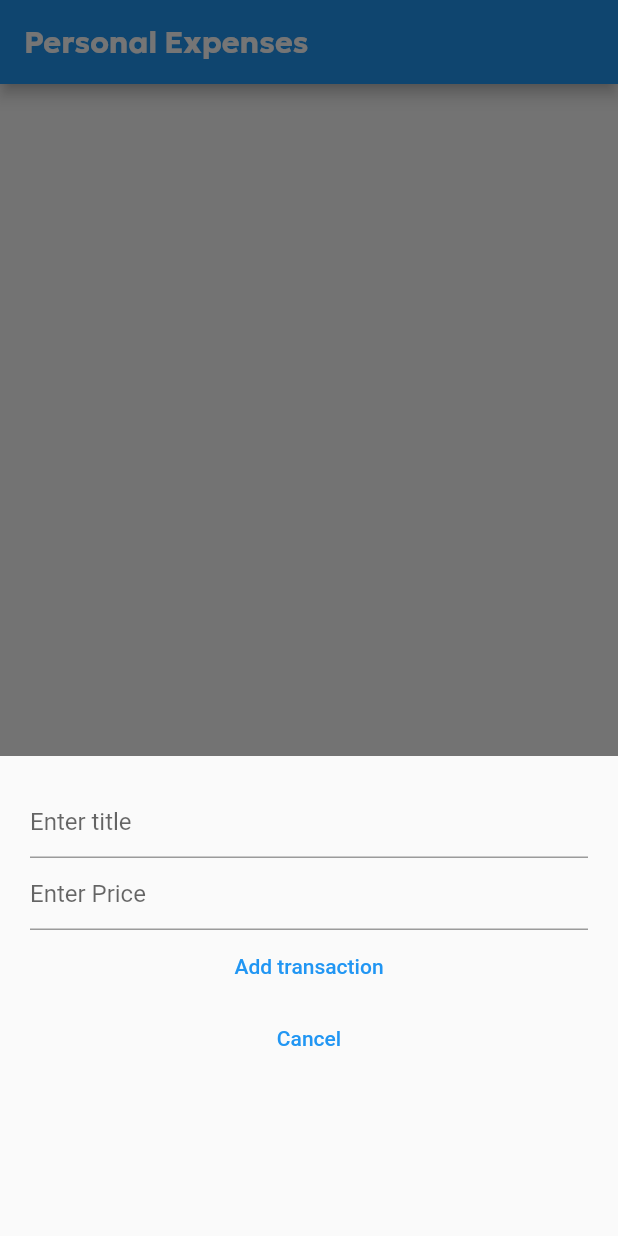
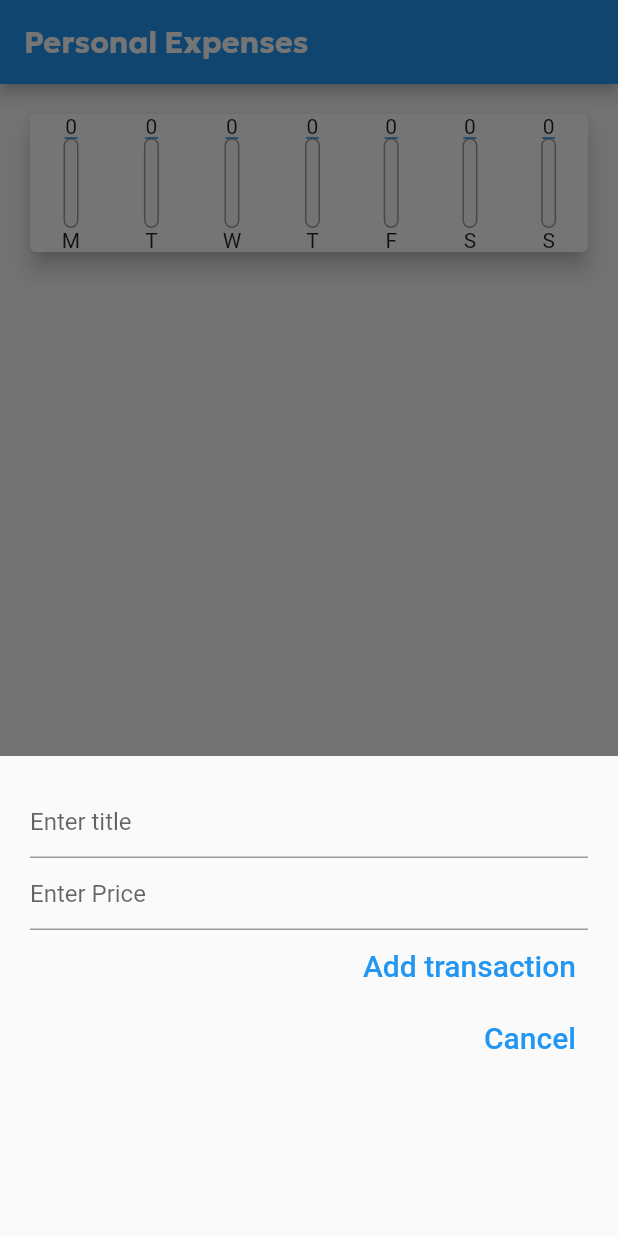
Before and after one commit to 420saqi/personal-Expenses-app, a Flutter app: the screen it shows after launch, after a tap on the "add" icon, on a phone screen of 412 x 824 dp. Run offline on Flutter 3.47's test engine with Material 2 defaults, Android fonts, the phone set to English and light mode, and no system bars.

Commit message:
/final personal Expenses App

```diff
--- a/lib/Widgets/chart.dart
+++ b/lib/Widgets/chart.dart
@@ -1,41 +1,57 @@
 import 'package:flutter/material.dart';
 import 'package:intl/intl.dart';
-import 'package:personalexpenses/Models/model-class.dart';
+import 'package:personalexpenses/Widgets/chart_bar.dart';
 
 class ChartBars extends StatelessWidget {
+  final List
+      recentTransactions; // i removved the <Transaction> from List<Transactions>
 
-  final List<Transaction> recentTransactions;
+  const ChartBars({super.key, required this.recentTransactions});
 
+  List<Map<String, Object>> get groupedTransactionValue {
+    return List.generate(7, (index) {
+      final weekDay = DateTime.now().subtract(Duration(days: index));
+      double totalSum = 0.0;
+      for (int i = 0; i < recentTransactions.length; i++) {
+        if (recentTransactions[i].dateTime.day == weekDay.day &&
+            recentTransactions[i].dateTime.month == weekDay.month &&
+            recentTransactions[i].dateTime.year == weekDay.year) {
+          totalSum += recentTransactions[i].amount;
+        }
+      }
 
-  ChartBars({required this.recentTransactions});
+      return {
+        'day': DateFormat.E()
+            .format(weekDay)
+            .substring(0, 1), // will get initial of Day like M,T,W
+        'amount': totalSum,
+      };
+    }).reversed.toList();
+  }
 
-  List<Map<String,Object>> get groupedTransactionValue{
-    return List.generate(7, (index){
-     final weekDay = DateTime.now().subtract(Duration(days: index));
-    double totalSum=0.0;
-    for(int i=0; i<recentTransactions.length; i++){
-      if(recentTransactions[i].dateTime.day == weekDay.day
-          &&recentTransactions[i].dateTime.month==weekDay.month
-          && recentTransactions[i].dateTime.year==weekDay.year){
-        totalSum+= recentTransactions[i].amount;
-      }
-    }
-
-    print(totalSum);
-    print(weekDay);
-      return {
-        'day': DateFormat.E(weekDay), // will get initial of Day like M,T,W
-        'amount' : totalSum,
-      };
+  double get totalSpendingAmount {
+    return groupedTransactionValue.fold(0.0, (sum, element) {
+      return sum + (element['amount'] as double);
     });
   }
 
   @override
   Widget build(BuildContext context) {
-    return Row(
-      children: [
-
-      ],
+    // print(groupedTransactionValue);
+    return Card(
+      elevation: 6.0,
+      margin: const EdgeInsets.all(20.0),
+      child: Row(
+        mainAxisAlignment: MainAxisAlignment.spaceAround,
+        children: groupedTransactionValue.map((data) {
+          return ChartBar(
+              label: data['day'] as String,
+              spendingAmount: data['amount'] as double,
+              spendingPctOfTotal: totalSpendingAmount == 0.0
+                  ? 0.0
+                  : (data['amount'] as double) / totalSpendingAmount);
+        }).toList(),
+      ),
     );
   }
 }
--- /dev/null
+++ b/lib/Widgets/chart_bar.dart
@@ -0,0 +1,50 @@
+import 'package:flutter/material.dart';
+
+class ChartBar extends StatelessWidget {
+
+  final String label;
+  final double spendingAmount;
+  final double spendingPctOfTotal;
+
+  const ChartBar({super.key,
+  required this.label,
+  required  this.spendingAmount,
+  required this.spendingPctOfTotal,
+  });
+
+  @override
+  Widget build(BuildContext context) {
+    return Column(
+      children: [
+        Text(spendingAmount.toStringAsFixed(0)),
+        SizedBox(
+          height: 60,
+          width: 10,
+          child: Stack(
+            children: [
+              Container(
+                decoration: BoxDecoration(
+                  border: Border.all(width: 1.0, color: Colors.grey,),
+                  borderRadius: BorderRadius.circular(20.0),
+                  color: Colors.grey.shade50,
+                ),
+              ),
+              FractionallySizedBox(
+                heightFactor: spendingPctOfTotal,
+                child: Container(
+                  decoration: BoxDecoration(
+                    border: Border.all(width: 1.0, color: Colors.grey,),
+                    borderRadius: BorderRadius.circular(10.0),
+                    color: Theme.of(context).primaryColor,
+                  ),
+
+                ),
+              ),
+            ],
+          )
+          ,),
+        Text(label),
+      ],
+    );
+  }
+}
--- a/lib/Widgets/floating_button_functionality.dart
+++ b/lib/Widgets/floating_button_functionality.dart
@@ -1,18 +1,44 @@
+
 import 'package:flutter/material.dart';
 
-class FloatingButtonFunctionality extends StatelessWidget {
+class FloatingButtonFunctionality extends StatefulWidget {
   final Function newUserTransaction;
   final List userTransactionList;
   final formattedDate;
 
-  FloatingButtonFunctionality({
+  const FloatingButtonFunctionality({super.key,
     required this.newUserTransaction,
     required this.userTransactionList,
     required this.formattedDate,
   });
 
+  @override
+  State<FloatingButtonFunctionality> createState() => _FloatingButtonFunctionalityState();
+}
+
+class _FloatingButtonFunctionalityState extends State<FloatingButtonFunctionality> {
   final titleController = TextEditingController();
+
   final amountController = TextEditingController();
+
+DateTime? selectedDate;
+
+  // Future<void> presentDatePicker(BuildContext context)async
+  // {
+  //  final pickedDate = await showDatePicker(
+  //       context: context,
+  //       initialDate: DateTime.now(),
+  //       firstDate: DateTime(2022),
+  //       lastDate: DateTime.now(),
+  //   );
+  //  if(pickedDate!=null)
+  //    {
+  //      setState(() {
+  //         selectedDate = pickedDate;
+  //      });
+  //    }
+  // }
+
   @override
   Widget build(BuildContext context) {
     return FloatingActionButton(
@@ -30,9 +56,10 @@ class FloatingButtonFunctionality extends StatelessWidget {
               child: SizedBox(
                 height: 300,
                 child: Column(
+                  crossAxisAlignment: CrossAxisAlignment.end,
                   children: [
                     TextField(
-                      onSubmitted: (value)=> newUserTransaction(
+                      onSubmitted: (value) => widget.newUserTransaction(
                         titleController.text,
                         double.parse(amountController.text),
                       ),
@@ -42,31 +69,57 @@ class FloatingButtonFunctionality extends StatelessWidget {
                       ),
                     ),
                     TextField(
-                      onSubmitted: (value)=>newUserTransaction(
+                      onSubmitted: (value) => widget.newUserTransaction(
                         titleController.text,
                         double.parse(amountController.text),
-                      ) ,
+                      ),
                       keyboardType: TextInputType.number,
                       controller: amountController,
                       decoration: const InputDecoration(
                         hintText: 'Enter Price',
                       ),
                     ),
+                    // Row(
+                    //   children: [
+                    //     Text(
+                    //       selectedDate==null ? 'No date Selected' :
+                    //       DateFormat.yMd().format(selectedDate!),
+                    //       style:const TextStyle(
+                    //       fontSize: 20,
+                    //     ),),
+                    //     Expanded(
+                    //       child: TextButton(
+                    //           onPressed:() {
+                    //             presentDatePicker(context);
+                    //           },
+                    //           child: const Text('Choose Date',style: TextStyle(
+                    //             fontWeight: FontWeight.bold,
+                    //             fontSize: 20,
+                    //           ),),),
+                    //     ),
+                    //   ],
+                    // ),
                     TextButton(
-                      onPressed:()=> newUserTransaction(
+                      onPressed: () => widget.newUserTransaction(
                         titleController.text,
-                        double.parse(amountController.text) ,
+                        double.parse(amountController.text),
                       ),
-                      child: const Text(
+                      child:  Text(
                         'Add transaction',
-                        style: TextStyle(color: Colors.blue),
+                          style:TextStyle(
+                            color: Theme.of(context).primaryColor,
+                            fontSize: 20,
+                          ),
                       ),
                     ),
                     TextButton(
                       onPressed: () {
                         Navigator.pop(context);
                       },
-                      child: const Text('Cancel'),
+                      child:  Text('Cancel',style:TextStyle(
+                        color: Theme.of(context).primaryColor,
+                        fontSize: 20,
+                      ),),
                     ),
                   ],
                 ),
--- a/lib/main.dart
+++ b/lib/main.dart
@@ -1,6 +1,7 @@
 
 import 'package:flutter/material.dart';
 import 'package:intl/intl.dart';
+import 'package:personalexpenses/Widgets/chart.dart';
 import 'package:personalexpenses/Widgets/floating_button_functionality.dart';
 import './Models/model-class.dart';
 
@@ -12,8 +13,9 @@ class MyApp extends StatelessWidget {
   @override
   Widget build(BuildContext context) {
     return MaterialApp(
-      home: HomeScreen(),
+      home: const HomeScreen(),
       theme: ThemeData(
+
         textTheme: Theme.of(context).textTheme.copyWith(titleLarge:
         const TextStyle(
           fontFamily: 'Geologiia_bold',
@@ -24,11 +26,14 @@ class MyApp extends StatelessWidget {
           fontWeight: FontWeight.bold,
           fontSize: 20,
         ),
-      )),
+      ),
+      ),
     );
   }
 }
 class HomeScreen extends StatefulWidget {
+  const HomeScreen({super.key});
+
   @override
   State<HomeScreen> createState() => _HomeScreenState();
 }
@@ -53,8 +58,13 @@ class _HomeScreenState extends State<HomeScreen> {
     });
     Navigator.pop(context);
   }
-
-
+List get _recentTransactions{
+    return transactions.where((tx){
+      return tx.dateTime.isAfter(
+        DateTime.now().subtract(const Duration(days: 7),),
+      );
+    }).toList();
+}
 
   @override
   Widget build(BuildContext context) {
@@ -63,7 +73,11 @@ class _HomeScreenState extends State<HomeScreen> {
         title: const Text('Personal Expenses'),
         backgroundColor: Colors.blue,
       ),
-      body: ListView.builder(
+      body: Column(
+        children: [
+          ChartBars(recentTransactions: _recentTransactions),
+          Flexible(
+            child: ListView.builder(
               itemCount: transactions.length,
               itemBuilder: (context, index) {
                 return Card(
@@ -75,7 +89,8 @@ class _HomeScreenState extends State<HomeScreen> {
                     ),
                     title: Text(transactions[index].title,
                     style: Theme.of(context).textTheme.titleLarge,),
-              subtitle: Text(transactions[index].dateTime.toString()),
+
+                    subtitle: Text(DateFormat.yMd().format(transactions[index].dateTime)),
                     trailing: IconButton(
                       icon: const Icon(
                         Icons.delete,
@@ -91,6 +106,9 @@ class _HomeScreenState extends State<HomeScreen> {
                 );
               },
             ),
+          ),
+        ],
+      ),
       floatingActionButton: FloatingButtonFunctionality(
         userTransactionList: transactions,
         newUserTransaction: _addNewTransaction,
```
Also changed, not shown: lib/Widgets/user_transactions.dart (added). Lines whose indentation alone changed are shown as unchanged.
